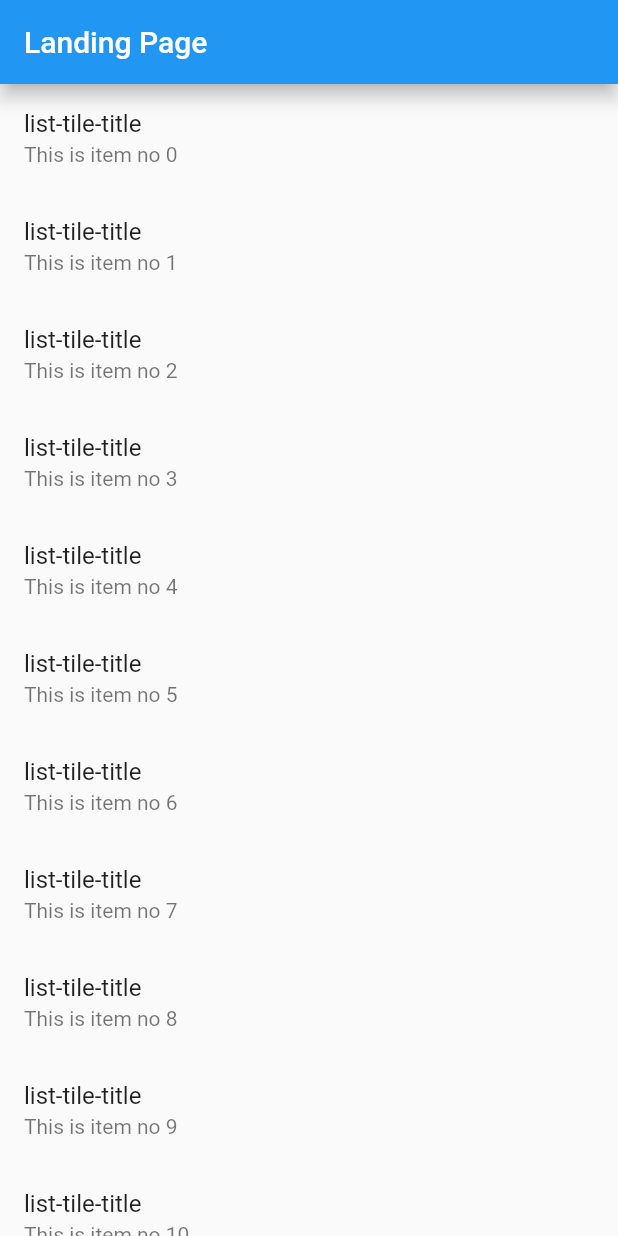
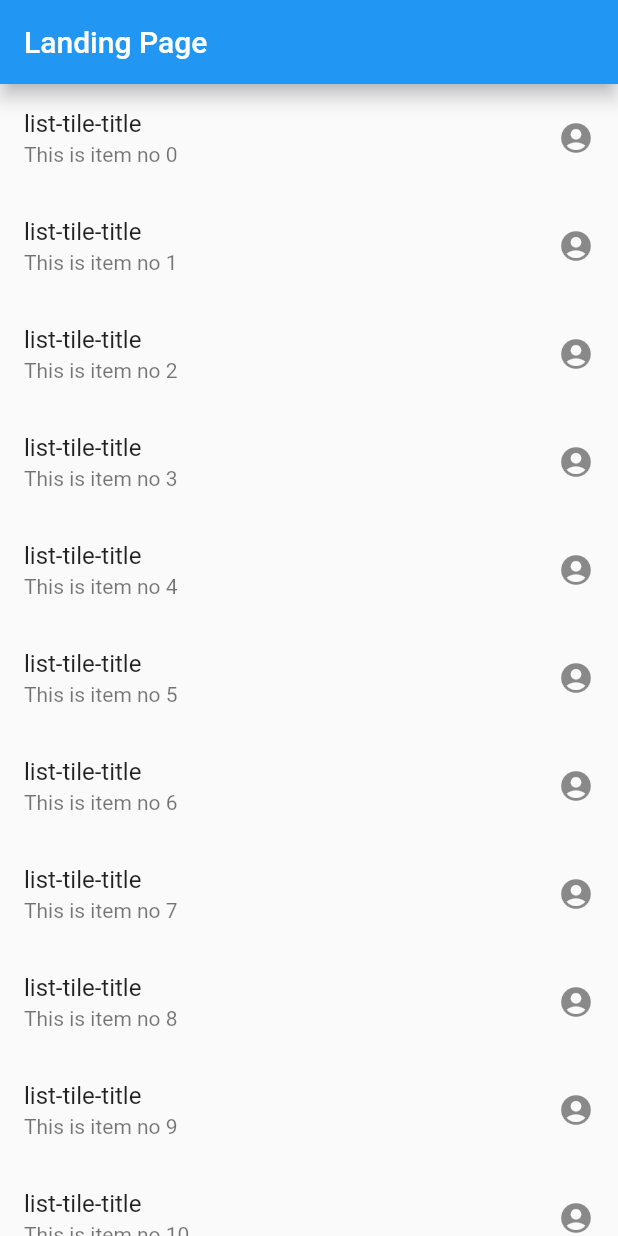
Before and after one commit to cranium44/deca_classroom, a Flutter app: the screen it shows after launch, on a phone screen of 412 x 824 dp. Run offline on Flutter 3.47's test engine with Material 2 defaults, Android fonts, the phone set to English and light mode, and no system bars.

Commit message:
implemented dummy ontap and updated sdk constraints

```diff
--- a/lib/contact_list.dart
+++ b/lib/contact_list.dart
@@ -3,22 +3,26 @@ import 'package:flutter/material.dart';
 class ContactList extends StatelessWidget {
   @override
   Widget build(BuildContext context) {
-    return Container(
-        child: getListView(context));
+    return Container(child: getListView(context));
   }
 
   Widget getListView(BuildContext context) {
     var data = getListItems();
 
-    return ListView.builder(itemBuilder: (context, index) {
-      return ListTile(title: Text("list-tile-title"),
-      subtitle: Text(data[index]));
-    },);
+    return ListView.builder(
+      itemBuilder: (context, index) {
+        return ListTile(
+            title: Text("list-tile-title"),
+            subtitle: Text(data[index]),
+          trailing: Icon(Icons.account_circle),
+          onTap: ()=>{debugPrint("${data[index]} tapped")},
+        );
+      },
+    );
   }
 
   List<String> getListItems() {
     var items = List<String>.generate(100, (index) => "This is item no $index");
     return items;
   }
-
 }
--- a/pubspec.yaml
+++ b/pubspec.yaml
@@ -14,7 +14,7 @@ description: A new Flutter application.
 version: 1.0.0+1
 
 environment:
-  sdk: ">=2.1.0 <3.0.0"
+  sdk: ">=2.2.0 <3.0.0"
 
 dependencies:
   flutter:
```
